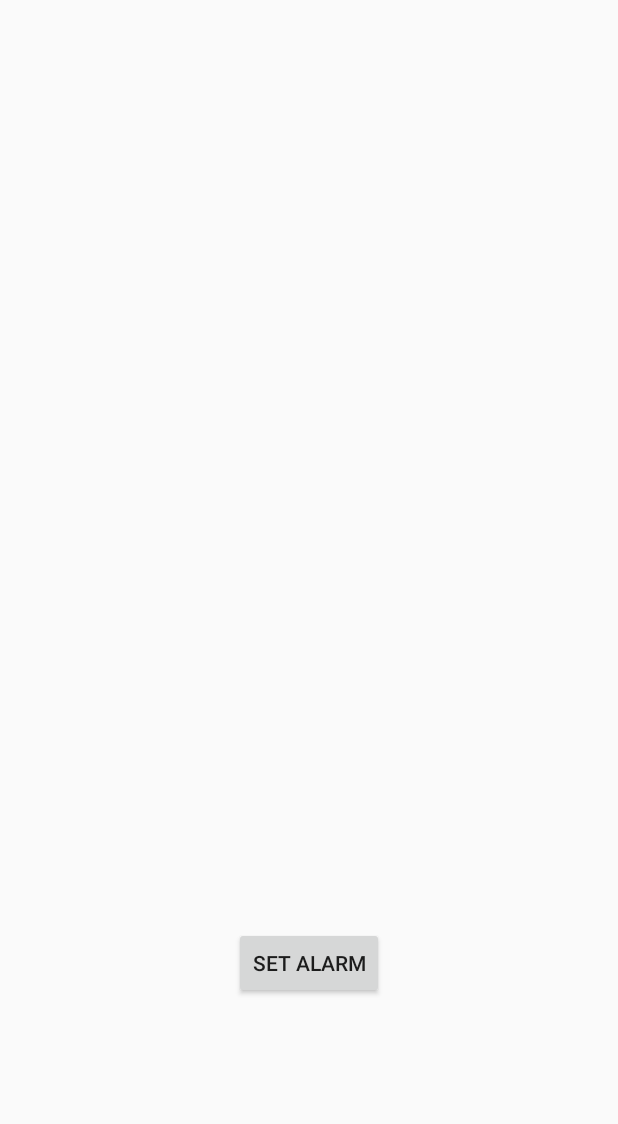
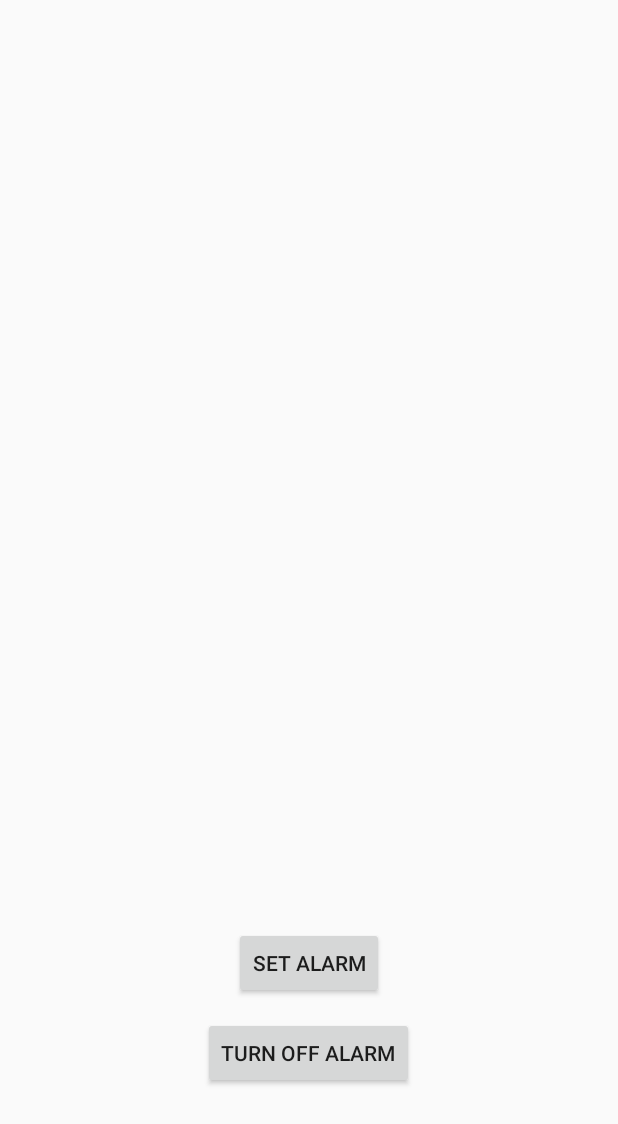
Before and after one commit to gerin98/Alarm, an Android app: the layout alarm_layout.xml on its own in the app's theme, with its tools: preview values and no code run, on a phone screen of 412 x 824 dp. Shown: the top 1124 px of the screen. Run offline under Robolectric (Android 15) with nearby library versions, the phone set to English and light mode, and no system bars; Roboto replaces fonts that are not available here.

Commit message:
alarm can now start and stop

```diff
--- a/app/src/main/java/com/example/gerin/alarm/AlarmReceiver.java
+++ b/app/src/main/java/com/example/gerin/alarm/AlarmReceiver.java
@@ -11,7 +11,12 @@ public class AlarmReceiver extends BroadcastReceiver {
 
         Log.e("We are in the receiver","Yay");
 
+        //need to send the extra to the ringtonePlayingService
+        String getExtra = intent.getExtras().getString("extra");
+
         Intent serviceIntent = new Intent(context, ringtonePlayingService.class);
+
+        serviceIntent.putExtra("extra", getExtra);
 
         context.startService(serviceIntent);
     }
--- a/app/src/main/res/layout/alarm_layout.xml
+++ b/app/src/main/res/layout/alarm_layout.xml
@@ -20,7 +20,16 @@
         android:layout_centerHorizontal="true"
         android:layout_marginBottom="158dp"
         android:onClick="alarmToggle"
-        android:text="set alarm"
-        />
+        android:text="set alarm" />
+
+    <Button
+        android:id="@+id/off_button"
+        android:layout_width="wrap_content"
+        android:layout_height="wrap_content"
+        android:layout_alignParentBottom="true"
+        android:layout_centerHorizontal="true"
+        android:layout_marginBottom="98dp"
+        android:onClick="alarmToggleOff"
+        android:text="Turn off alarm" />
 
 </RelativeLayout>
```
Also changed, not shown: app/src/main/java/com/example/gerin/alarm/MainActivity.java (+22 -3 lines), app/src/main/java/com/example/gerin/alarm/ringtonePlayingService.java (+60 -3 lines).
